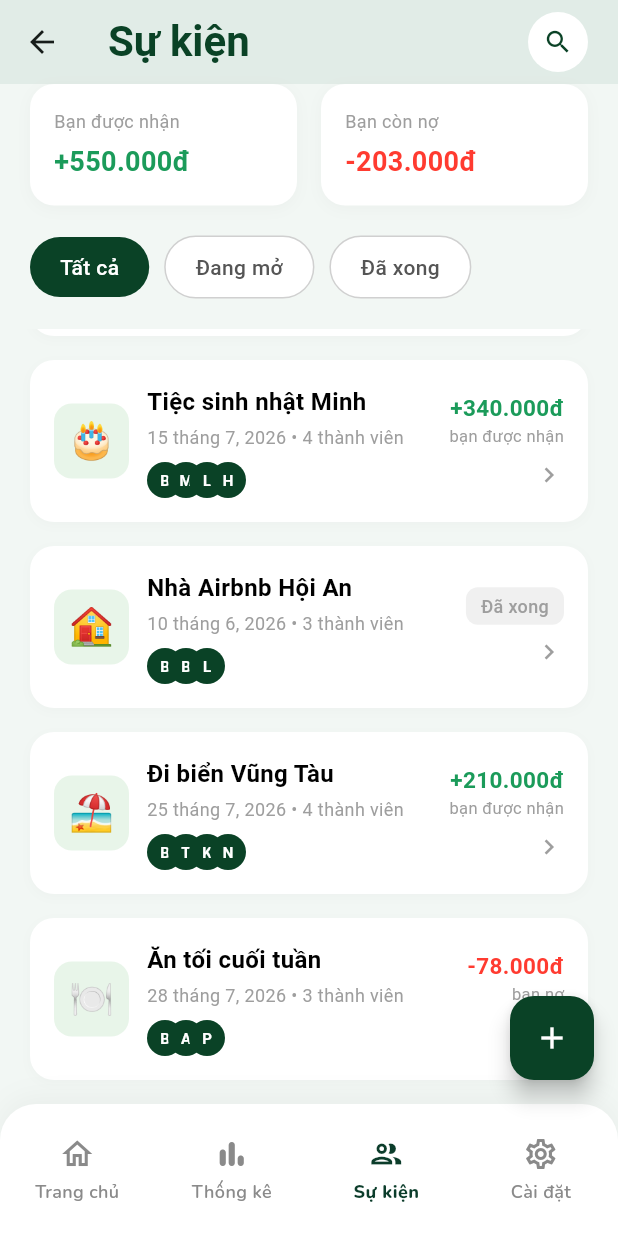
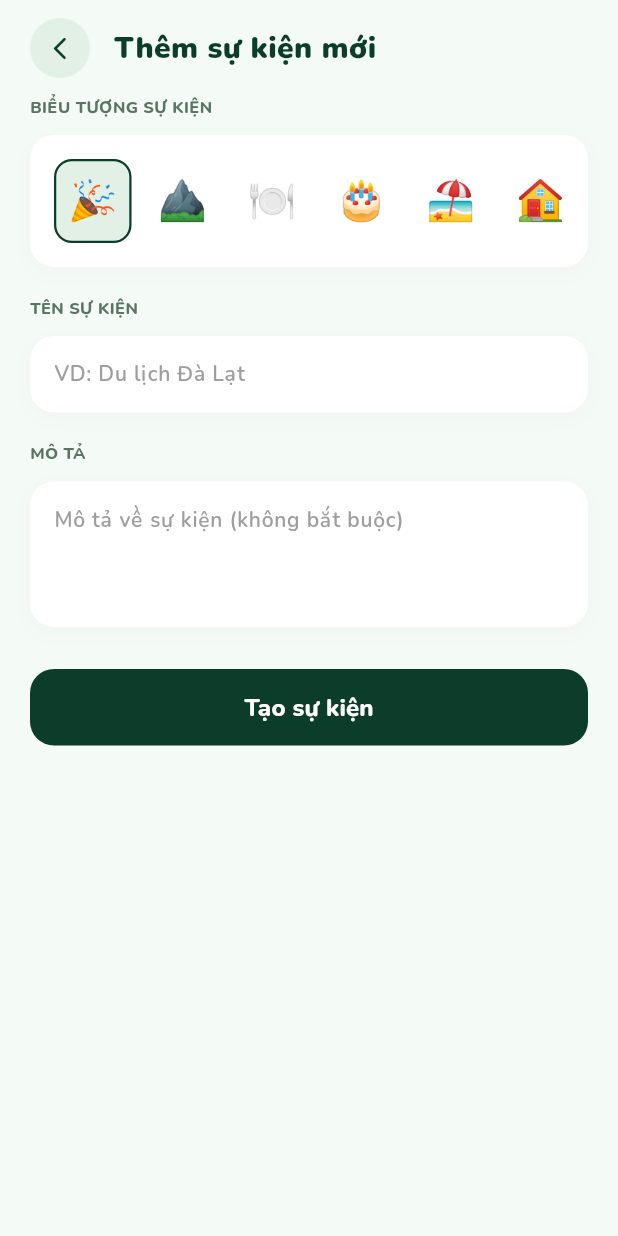
Before and after one commit to minhdev-ops/Xyphora, a Flutter app: the EventPage screen opened directly, scrolled down 103 dp, after a tap on the "add" icon, on a phone screen of 412 x 824 dp. Run offline on Flutter 3.47's test engine with Material 3 defaults, Android fonts, the phone set to English and light mode, and no system bars; our stand-ins replace device_preview, fl_chart, flutter_secure_storage, font_awesome_flutter, get, google_fonts and 1 more; accounts and stored records are empty.

```diff
--- a/frontend/lib/event_management/presentation/controllers/event_controller.dart
+++ b/frontend/lib/event_management/presentation/controllers/event_controller.dart
@@ -57,4 +57,8 @@ class EventController extends GetxController {
       isLoading.value = false;
     }
   }
+
+  void addEvent(EventModel event) {
+    events.insert(0, event);
+  }
 }
--- /dev/null
+++ b/frontend/lib/event_management/presentation/pages/add_event_page.dart
@@ -0,0 +1,286 @@
+import 'package:flutter/material.dart';
+import 'package:get/get.dart';
+import 'package:google_fonts/google_fonts.dart';
+import '../../../auth/domain/models/user.dart';
+import '../../domain/models/event_model.dart';
+import '../../domain/models/participant_model.dart';
+import '../bindings/event_binding.dart';
+import '../controllers/event_controller.dart';
+
+class AddEventPage extends StatefulWidget {
+  const AddEventPage({super.key});
+
+  @override
+  State<AddEventPage> createState() => _AddEventPageState();
+}
+
+class _AddEventPageState extends State<AddEventPage> {
+  static const Color _green = Color(0xFF0C3D2B);
+  static const List<String> _emojis = [
+    '🎉', '⛰️', '🍽️', '🎂', '🏖️', '🏠', '🎊', '⚽',
+  ];
+
+  final TextEditingController _titleController = TextEditingController();
+  final TextEditingController _descriptionController = TextEditingController();
+  String _selectedEmoji = '🎉';
+
+  @override
+  void dispose() {
+    _titleController.dispose();
+    _descriptionController.dispose();
+    super.dispose();
+  }
+
+  void _createEvent() {
+    final title = _titleController.text.trim();
+    if (title.isEmpty) {
+      Get.snackbar(
+        'Lỗi',
+        'Vui lòng nhập tên sự kiện',
+        backgroundColor: Colors.redAccent,
+        colorText: Colors.white,
+        duration: const Duration(seconds: 2),
+      );
+      return;
+    }
+
+    final controller = Get.find<EventController>();
+    final eventId = DateTime.now().millisecondsSinceEpoch.toString();
+
+    final event = EventModel(
+      id: eventId,
+      ownerId: controller.myUserId,
+      emoji: _selectedEmoji,
+      title: title,
+      description: _descriptionController.text.trim(),
+      createdAt: DateTime.now(),
+      participants: [
+        ParticipantModel(
+          id: '${eventId}_p1',
+          eventId: eventId,
+          userId: controller.myUserId,
+          user: UserModel(
+            id: controller.myUserId,
+            name: 'Bạn',
+            email: 'ban@email.com',
+          ),
+        ),
+      ],
+      expenses: [],
+    );
+
+    controller.addEvent(event);
+    Get.back();
+    Get.snackbar(
+      'Thành công',
+      'Đã tạo sự kiện mới',
+      backgroundColor: _green,
+      colorText: Colors.white,
+      duration: const Duration(seconds: 2),
+    );
+  }
+
+  @override
+  Widget build(BuildContext context) {
+    EventBinding().dependencies();
+
+    return Scaffold(
+      backgroundColor: const Color(0xFFF4FAF6),
+      body: SafeArea(
+        child: Column(
+          children: [
+            Padding(
+              padding: const EdgeInsets.symmetric(horizontal: 20, vertical: 12),
+              child: Row(
+                children: [
+                  GestureDetector(
+                    onTap: () => Get.back(),
+                    child: Container(
+                      width: 40,
+                      height: 40,
+                      decoration: const BoxDecoration(
+                        color: Color(0xFFE2F0E5),
+                        shape: BoxShape.circle,
+                      ),
+                      child: const Icon(
+                        Icons.arrow_back_ios_new_rounded,
+                        size: 18,
+                        color: _green,
+                      ),
+                    ),
+                  ),
+                  const SizedBox(width: 16),
+                  Expanded(
+                    child: Text(
+                      'Thêm sự kiện mới',
+                      style: GoogleFonts.nunito(
+                        fontSize: 20,
+                        fontWeight: FontWeight.w900,
+                        color: _green,
+                      ),
+                      overflow: TextOverflow.ellipsis,
+                    ),
+                  ),
+                ],
+              ),
+            ),
+            Expanded(
+              child: SingleChildScrollView(
+                padding: const EdgeInsets.symmetric(horizontal: 20),
+                child: Column(
+                  crossAxisAlignment: CrossAxisAlignment.stretch,
+                  children: [
+                    _buildSectionLabel('BIỂU TƯỢNG SỰ KIỆN'),
+                    const SizedBox(height: 10),
+                    Container(
+                      padding: const EdgeInsets.symmetric(vertical: 12),
+                      decoration: _cardDecoration(),
+                      child: SingleChildScrollView(
+                        scrollDirection: Axis.horizontal,
+                        padding: const EdgeInsets.symmetric(horizontal: 12),
+                        child: Row(
+                          children: _emojis.map((emoji) {
+                            final isSelected = emoji == _selectedEmoji;
+                            return Padding(
+                              padding: const EdgeInsets.symmetric(
+                                horizontal: 4,
+                                vertical: 4,
+                              ),
+                              child: GestureDetector(
+                                onTap: () =>
+                                    setState(() => _selectedEmoji = emoji),
+                                child: Container(
+                                  padding: const EdgeInsets.all(8),
+                                  decoration: BoxDecoration(
+                                    color: isSelected
+                                        ? const Color(0xFFE2F0E5)
+                                        : Colors.transparent,
+                                    borderRadius: BorderRadius.circular(12),
+                                    border: Border.all(
+                                      color: isSelected
+                                          ? _green
+                                          : Colors.transparent,
+                                      width: 1.5,
+                                    ),
+                                  ),
+                                  child: Text(
+                                    emoji,
+                                    style: const TextStyle(fontSize: 26),
+                                  ),
+                                ),
+                              ),
+                            );
+                          }).toList(),
+                        ),
+                      ),
+                    ),
+                    const SizedBox(height: 20),
+                    _buildSectionLabel('TÊN SỰ KIỆN'),
+                    const SizedBox(height: 10),
+                    Container(
+                      decoration: _cardDecoration(),
+                      child: TextField(
+                        controller: _titleController,
+                        style: GoogleFonts.nunito(
+                          color: _green,
+                          fontSize: 15,
+                          fontWeight: FontWeight.w600,
+                        ),
+                        decoration: InputDecoration(
+                          hintText: 'VD: Du lịch Đà Lạt',
+                          hintStyle: GoogleFonts.nunito(
+                            color: const Color(0xFF9E9E9E),
+                            fontSize: 14,
+                          ),
+                          border: InputBorder.none,
+                          contentPadding: const EdgeInsets.symmetric(
+                            horizontal: 16,
+                            vertical: 14,
+                          ),
+                        ),
+                      ),
+                    ),
+                    const SizedBox(height: 20),
+                    _buildSectionLabel('MÔ TẢ'),
+                    const SizedBox(height: 10),
+                    Container(
+                      decoration: _cardDecoration(),
+                      child: TextField(
+                        controller: _descriptionController,
+                        maxLines: 3,
+                        style: GoogleFonts.nunito(
+                          color: _green,
+                          fontSize: 15,
+                          fontWeight: FontWeight.w600,
+                        ),
+                        decoration: InputDecoration(
+                          hintText: 'Mô tả về sự kiện (không bắt buộc)',
+                          hintStyle: GoogleFonts.nunito(
+                            color: const Color(0xFF9E9E9E),
+                            fontSize: 14,
+                          ),
+                          border: InputBorder.none,
+                          contentPadding: const EdgeInsets.symmetric(
+                            horizontal: 16,
+                            vertical: 14,
+                          ),
+                        ),
+                      ),
+                    ),
+                    const SizedBox(height: 28),
+                    ElevatedButton(
+                      onPressed: _createEvent,
+                      style: ElevatedButton.styleFrom(
+                        backgroundColor: _green,
+                        foregroundColor: Colors.white,
+                        elevation: 0,
+                        padding: const EdgeInsets.symmetric(vertical: 14),
+                        shape: RoundedRectangleBorder(
+                          borderRadius: BorderRadius.circular(16),
+                        ),
+                      ),
+                      child: Text(
+                        'Tạo sự kiện',
+                        style: GoogleFonts.nunito(
+                          color: Colors.white,
+                          fontWeight: FontWeight.w800,
+                          fontSize: 16,
+                        ),
+                      ),
+                    ),
+                    const SizedBox(height: 24),
+                  ],
+                ),
+              ),
+            ),
+          ],
+        ),
+      ),
+    );
+  }
+
+  BoxDecoration _cardDecoration() {
+    return BoxDecoration(
+      color: Colors.white,
+      borderRadius: BorderRadius.circular(16),
+      boxShadow: [
+        BoxShadow(
+          color: Colors.black.withValues(alpha: 0.02),
+          blurRadius: 10,
+          offset: const Offset(0, 4),
+        ),
+      ],
+    );
+  }
+
+  Widget _buildSectionLabel(String text) {
+    return Text(
+      text,
+      style: GoogleFonts.nunito(
+        color: const Color(0xFF5A7563),
+        fontSize: 11,
+        fontWeight: FontWeight.w800,
+      ),
+    );
+  }
+}
--- a/frontend/lib/event_management/presentation/pages/event_detail_view.dart
+++ b/frontend/lib/event_management/presentation/pages/event_detail_view.dart
@@ -1,5 +1,7 @@
 import 'package:flutter/material.dart';
 import 'package:get/get.dart';
+import '../../../add_group_expense/presentation/bindings/add_group_expense_binding.dart';
+import '../../../add_group_expense/presentation/pages/add_group_expense_page.dart';
 import '../controllers/event_detail_controller.dart';
 import '../widgets/expenses_tab.dart';
 import '../widgets/balances_tab.dart';
@@ -90,7 +92,22 @@ class EventDetailView extends GetView<EventDetailController> {
           children: [
             FloatingActionButton(
               backgroundColor: const Color(0xFF0A4226),
-              onPressed: () {},
+              onPressed: () {
+                if (isPhotoTab) {
+                  Get.snackbar(
+                    'Thêm ảnh',
+                    'Chức năng thêm ảnh đang phát triển',
+                    backgroundColor: const Color(0xFF0A4226),
+                    colorText: Colors.white,
+                    duration: const Duration(seconds: 2),
+                  );
+                } else {
+                  Get.to(
+                    () => GroupExpensePage(),
+                    binding: AddGroupExpenseBinding(),
+                  );
+                }
+              },
               child: Icon(
                 isPhotoTab ? Icons.camera_alt : Icons.add,
                 color: Colors.white,
--- a/frontend/lib/event_management/presentation/pages/event_page.dart
+++ b/frontend/lib/event_management/presentation/pages/event_page.dart
@@ -6,6 +6,7 @@ import '../widgets/summary_card.dart';
 import '../widgets/filter_chip.dart';
 import '../widgets/event_card.dart';
 import 'event_detail_view.dart';
+import 'add_event_page.dart';
 import '../../../home_dashboard/presentation/widgets/custom_bottom_nav_bar.dart';
 
 class EventPage extends GetView<EventController> {
@@ -119,7 +120,7 @@ class EventPage extends GetView<EventController> {
       ),
       floatingActionButton: FloatingActionButton(
         backgroundColor: const Color(0xFF0A4226),
-        onPressed: () {},
+        onPressed: () => Get.to(() => const AddEventPage()),
         child: const Icon(Icons.add, color: Colors.white),
       ),
       bottomNavigationBar: const CustomBottomNavBar(initialIndex: 2),
--- a/frontend/lib/home_dashboard/presentation/pages/home_dashboard_page.dart
+++ b/frontend/lib/home_dashboard/presentation/pages/home_dashboard_page.dart
@@ -1,6 +1,8 @@
 import 'package:flutter/material.dart';
 import 'package:google_fonts/google_fonts.dart';
 import 'package:get/get.dart';
+import '../../../add_expense/presentation/bindings/add_expense_binding.dart';
+import '../../../add_expense/presentation/pages/add_expense_page.dart';
 import '../controllers/dashboard_controller.dart';
 import '../../domain/models/transaction_model.dart';
 import '../../domain/models/spending_model.dart';
@@ -8,6 +10,7 @@ import '../widgets/balance_card.dart';
 import '../widgets/custom_bottom_nav_bar.dart';
 import 'spending_detail_page.dart';
 import '../../../notification/presentation/pages/notification_page.dart';
+import '../../../setting/presentation/bindings/settings_binding.dart';
 import '../../../setting/presentation/pages/settings_page.dart';
 
 class HomeDashboardPage extends GetView<DashboardController> {
@@ -43,12 +46,11 @@ class HomeDashboardPage extends GetView<DashboardController> {
       bottomNavigationBar: const CustomBottomNavBar(initialIndex: 0),
       floatingActionButton: FloatingActionButton(
         onPressed: () {
-          Get.snackbar(
-            'Thêm sự kiện',
-            'Chức năng tạo sự kiện tài chính mới đang phát triển',
-            backgroundColor: const Color(0xFF0C3D2B).withValues(alpha: 0.8),
-            colorText: Colors.white,
-            duration: const Duration(seconds: 2),
+          Get.to(
+            () => ExpensePage(),
+            binding: AddExpenseBinding(),
+            transition: Transition.rightToLeft,
+            duration: const Duration(milliseconds: 300),
           );
         },
         backgroundColor: const Color(0xFF0C3D2B), // Deep Green FAB
@@ -141,6 +143,7 @@ class HomeDashboardPage extends GetView<DashboardController> {
           onTap: () {
             Get.to(
               () => const SettingsPage(),
+              binding: SettingsBinding(),
               transition: Transition.rightToLeft,
               duration: const Duration(milliseconds: 300),
             );
```
